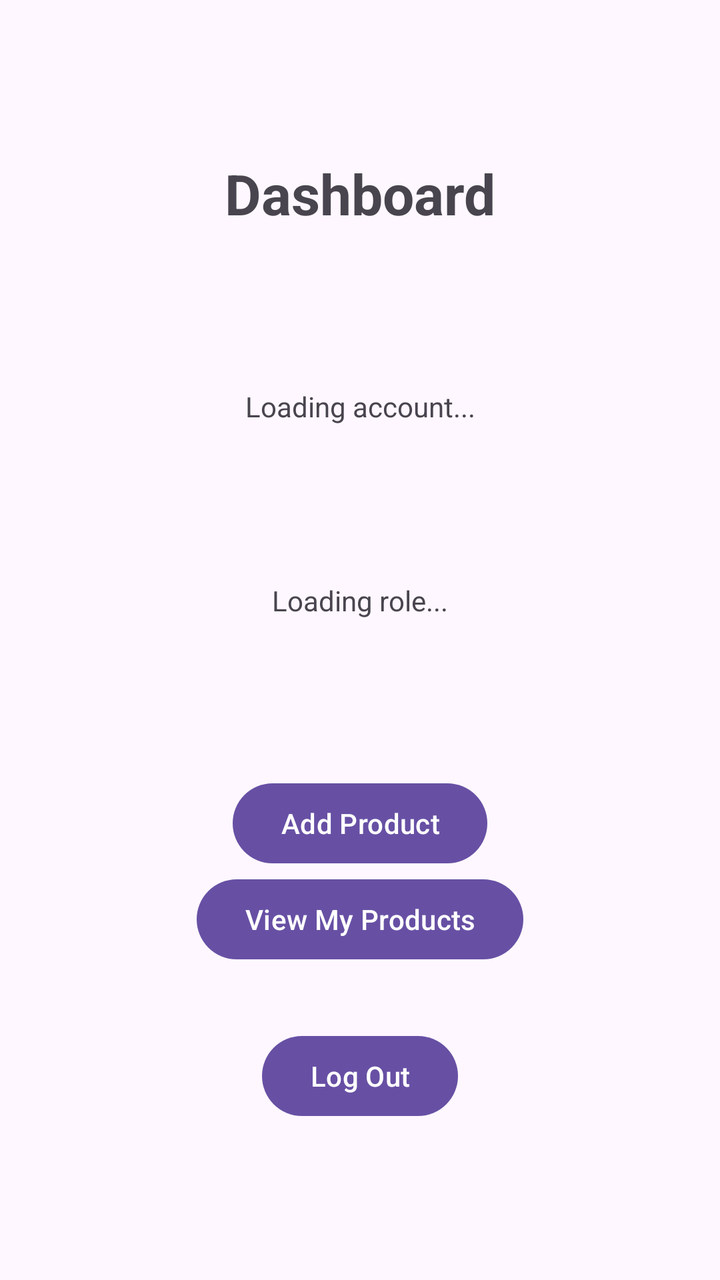
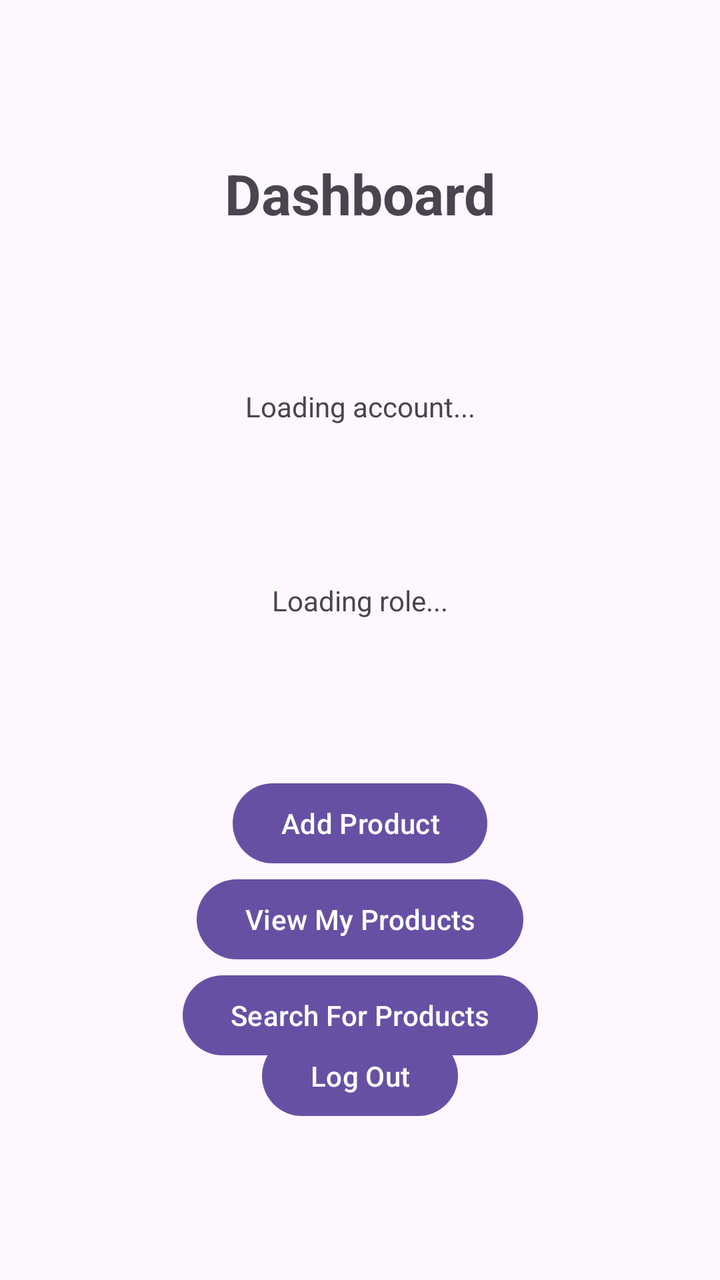

Screens rendered from an Android XML layout before and after an edit, with the pre-edit source and the edit as a unified diff.
<!-- AndroidManifest.xml: application theme Theme._3130_grp8_app -->
<!-- res/layout/activity_role_specific_dashboard.xml -->
<?xml version="1.0" encoding="utf-8"?>
<androidx.constraintlayout.widget.ConstraintLayout xmlns:android="http://schemas.android.com/apk/res/android"
    xmlns:app="http://schemas.android.com/apk/res-auto"
    android:id="@+id/roleSelectionMain"
    android:layout_width="match_parent"
    android:layout_height="match_parent">

    <TextView
        android:id="@+id/dashboardTitle"
        android:layout_width="wrap_content"
        android:layout_height="wrap_content"
        android:text="Dashboard"
        android:textSize="28sp"
        android:textStyle="bold"
        app:layout_constraintEnd_toEndOf="parent"
        app:layout_constraintStart_toStartOf="parent"
        app:layout_constraintTop_toTopOf="parent"
        app:layout_constraintBottom_toTopOf="@id/dashboardEmail"/>

    <TextView
        android:id="@+id/dashboardEmail"
        android:layout_width="wrap_content"
        android:layout_height="wrap_content"
        android:text="Loading account..."
        app:layout_constraintEnd_toEndOf="parent"
        app:layout_constraintStart_toStartOf="parent"
        app:layout_constraintTop_toBottomOf="@id/dashboardTitle"
        app:layout_constraintBottom_toTopOf="@id/dashboardRole"/>

    <TextView
        android:id="@+id/dashboardRole"
        android:layout_width="wrap_content"
        android:layout_height="wrap_content"
        android:text="Loading role..."
        app:layout_constraintEnd_toEndOf="parent"
        app:layout_constraintStart_toStartOf="parent"
        app:layout_constraintTop_toBottomOf="@id/dashboardEmail"
        app:layout_constraintBottom_toTopOf="@id/productButton"/>

    <Button
        android:id="@+id/productButton"
        android:layout_width="wrap_content"
        android:layout_height="wrap_content"
        android:text="Add Product"
        app:layout_constraintEnd_toEndOf="parent"
        app:layout_constraintStart_toStartOf="parent"
        app:layout_constraintTop_toBottomOf="@id/dashboardRole"
        app:layout_constraintBottom_toTopOf="@id/logoutButton"/>

    <Button
        android:id="@+id/viewMyProductsButton"
        android:layout_width="wrap_content"
        android:layout_height="wrap_content"
        android:text="View My Products"
        app:layout_constraintEnd_toEndOf="parent"
        app:layout_constraintStart_toStartOf="parent"
        app:layout_constraintTop_toBottomOf="@id/productButton" />

    <Button
        android:id="@+id/logoutButton"
        android:layout_width="wrap_content"
        android:layout_height="wrap_content"
        android:text="Log Out"
        app:layout_constraintBottom_toBottomOf="parent"
        app:layout_constraintEnd_toEndOf="parent"
        app:layout_constraintStart_toStartOf="parent"
        app:layout_constraintTop_toBottomOf="@id/productButton"/>

</androidx.constraintlayout.widget.ConstraintLayout>
<!-- resources referenced by this layout -->
<resources>
  <style name="Theme._3130_grp8_app" parent="Base.Theme._3130_grp8_app" />
  <style name="Base.Theme._3130_grp8_app" parent="Theme.Material3.DayNight.NoActionBar">
          
          
      </style>
</resources>

<!-- the commit's change to res/layout/activity_role_specific_dashboard.xml (unified diff, before → after) -->
@@ -57,6 +57,15 @@
         app:layout_constraintTop_toBottomOf="@id/productButton" />
 
     <Button
+        android:id="@+id/searchForProductsButton"
+        android:layout_width="wrap_content"
+        android:layout_height="wrap_content"
+        android:text="Search For Products"
+        app:layout_constraintEnd_toEndOf="parent"
+        app:layout_constraintStart_toStartOf="parent"
+        app:layout_constraintTop_toBottomOf="@id/viewMyProductsButton"/>
+
+    <Button
         android:id="@+id/logoutButton"
         android:layout_width="wrap_content"
         android:layout_height="wrap_content"
